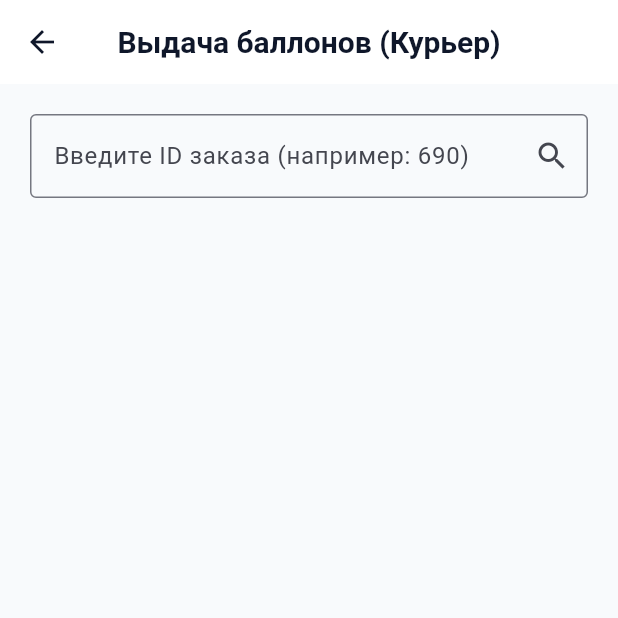
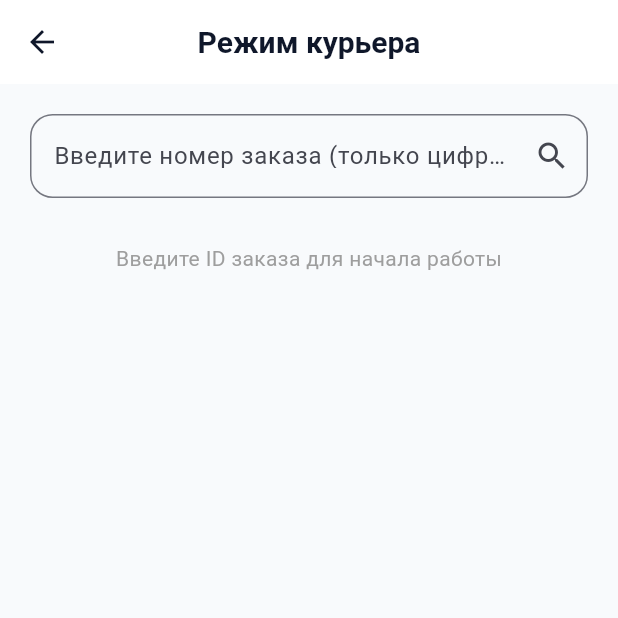
Before and after one commit to tettthhhhhh/balloon-app, a Flutter app: the CourierPage screen opened directly, on a phone screen of 412 x 824 dp, the top half of it. Run offline on Flutter 3.47's test engine with Material 3 defaults, Android fonts, the phone set to English and light mode, and no system bars; our stand-ins replace youtube_player_iframe; network calls fail.

Commit message:
c otkatom

```diff
--- a/lib/main.dart
+++ b/lib/main.dart
@@ -147,29 +147,8 @@ class HomePage extends StatefulWidget {
 
 class _HomePageState extends State<HomePage> {
   int _currentIndex = 0;
-  List<GasCylinder> getProducts() => [
-    GasCylinder(
-      title: "Гелий 10Л (Коричневый)",
-      shortDescription: "Аттестован. Гелий марки 'Б'.",
-      fullDescription: "Стальной баллон 10 литров. ГОСТ 949-73. Идеален для надувания до 100 шаров. Возврат тары обязателен.",
-      priceInt: 3000,
-      imageUrls: ["https://i.postimg.cc/KjRcWtLM/19e10b22-12e6-464b-950b-84ace40f032e.png"],
-    ),
-    GasCylinder(
-      title: "Проф. редуктор",
-      shortDescription: "С нажимным клапаном.",
-      fullDescription: "Обеспечивает мягкую подачу газа. Манометр для контроля давления. Экономия гелия до 20%.",
-      priceInt: 3500,
-      imageUrls: ["https://i.postimg.cc/wvWTFwtj/83c127b5-e691-4d52-8f52-b17e86461725.png"],
-    ),
-    GasCylinder(
-      title: "Набор 'Праздник'",
-      shortDescription: "10л + 50 шаров + Лента.",
-      fullDescription: "Готовое решение: аренда баллона 10л, 50 шаров пастель и лента 100м.",
-      priceInt: 5500,
-      imageUrls: ["https://i.postimg.cc/Bbgy2ztN/Gemini_Generated_Image_agw17tagw17tagw1.png"],
-    ),
-  ];
+
+  // ПРАВКА: Метод getProducts() удален, так как мы теперь используем globalProducts
 
   @override
   Widget build(BuildContext context) {
@@ -186,7 +165,8 @@ class _HomePageState extends State<HomePage> {
           ),
         ],
       ),
-      body: _currentIndex == 0 ? buildStore(getProducts()) : const AssistantPage(),
+      // ПРАВКА: Заменили getProducts() на globalProducts
+      body: _currentIndex == 0 ? buildStore(globalProducts) : const AssistantPage(),
       bottomNavigationBar: Container(
         decoration: const BoxDecoration(
           boxShadow: [BoxShadow(color: Color(0x0D000000), blurRadius: 20)],
@@ -537,7 +517,7 @@ class _CartPageState extends State<CartPage> {
         : Column(children: [
             Expanded(child: ListView.separated(
               padding: const EdgeInsets.all(20),
-              itemCount: cart.length,
+              itemCount: cart.fold(0, (sum, item) => sum + item.quantity),
               separatorBuilder: (_, __) => const SizedBox(height: 16),
               itemBuilder: (c, i) => Container(
                 decoration: BoxDecoration(color: Colors.white, borderRadius: BorderRadius.circular(16)),
@@ -730,7 +710,7 @@ class SbpPaymentPage extends StatelessWidget {
           child: ElevatedButton(
             style: ElevatedButton.styleFrom(backgroundColor: const Color(0xFF16A34A)),
             onPressed: () {
-              String orderId = "№${DateTime.now().millisecond}";
+              String orderId = "№${DateTime.now().millisecondsSinceEpoch}";
               int count = cart.length; // Считаем баллоны ПЕРЕД очисткой корзины
 
               totalCylindersInStock -= count; // Списание со склада
@@ -1101,118 +1081,122 @@ class CourierPage extends StatefulWidget {
 }
 
 class _CourierPageState extends State<CourierPage> {
-  final TextEditingController _searchController = TextEditingController();
-  final TextEditingController _bottleIdController = TextEditingController();
-  Order? _foundOrder;
-
-  void _findOrder() {
+  final _searchController = TextEditingController();
+  Order? _foundOrder; // Сюда сохраним найденный заказ
+
+  @override
+  void dispose() {
+    _searchController.dispose();
+    super.dispose();
+  }
+
+  // Функция поиска
+  void _searchOrder() {
     setState(() {
-      String query = _searchController.text.trim().replaceAll("№", ""); // Убираем лишние знаки
-      try {
-        // Ищем в глобальной истории заказов
-        _foundOrder = orderHistory.firstWhere(
-          (o) => o.id.replaceAll("№", "") == query
-        );
-      } catch (e) {
-        _foundOrder = null;
-        ScaffoldMessenger.of(context).showSnackBar(
-          const SnackBar(content: Text("Заказ не найден"))
-        );
-      }
+      // Ищем заказ в истории, у которого ID совпадает с введенным текстом
+      _foundOrder = orderHistory.firstWhere(
+        (o) => o.id.replaceAll('№', '') == _searchController.text.replaceAll('№', ''),
+        orElse: () => throw "Не найден",
+      );
     });
   }
 
   @override
   Widget build(BuildContext context) {
     return Scaffold(
-      appBar: AppBar(title: const Text("Выдача баллонов (Курьер)")),
-      body: Padding(
+      appBar: AppBar(title: const Text("Режим курьера")),
+      body: SingleChildScrollView(
         padding: const EdgeInsets.all(20),
         child: Column(
           children: [
-            // Поле поиска (как на твоем скрине)
+            // Поле поиска
             TextField(
               controller: _searchController,
+              decoration: InputDecoration(
+                labelText: "Введите номер заказа (только цифры)",
+                suffixIcon: IconButton(
+                  icon: const Icon(Icons.search),
+                  onPressed: () {
+                    try {
+                      _searchOrder();
+                    } catch (e) {
+                      ScaffoldMessenger.of(context).showSnackBar(
+                        const SnackBar(content: Text("Заказ не найден"))
+                      );
+                      setState(() => _foundOrder = null);
+                    }
+                  },
+                ),
+                border: OutlineInputBorder(borderRadius: BorderRadius.circular(15)),
+              ),
               keyboardType: TextInputType.number,
-              decoration: InputDecoration(
-                labelText: "Введите ID заказа (например: 690)",
-                suffixIcon: IconButton(icon: const Icon(Icons.search), onPressed: _findOrder),
-                border: const OutlineInputBorder(),
-              ),
-              onSubmitted: (_) => _findOrder(),
-            ),
-            const SizedBox(height: 24),
-
-            if (_foundOrder != null)
+            ),
+            const SizedBox(height: 30),
+
+            // Если заказ найден — показываем детали
+            if (_foundOrder != null) ...[
               Container(
                 padding: const EdgeInsets.all(20),
                 decoration: BoxDecoration(
                   color: Colors.white,
                   borderRadius: BorderRadius.circular(20),
-                  boxShadow: const [BoxShadow(color: Colors.black12, blurRadius: 10)],
+                  boxShadow: [BoxShadow(color: Colors.black.withOpacity(0.05), blurRadius: 10)],
                 ),
                 child: Column(
                   crossAxisAlignment: CrossAxisAlignment.start,
                   children: [
-                    Text("Заказ ${_foundOrder!.id}", style: const TextStyle(fontSize: 20, fontWeight: FontWeight.bold)),
-                    const Divider(),
-                    Text("Клиент: ${_foundOrder!.customerName}"),
-                    Text("Количество: ${_foundOrder!.itemCount} шт."), //
-                    Text(
-                      "СТАТУС: ${_foundOrder!.status}",
-                      style: TextStyle(
-                        color: _foundOrder!.status == "Оплачен" ? Colors.orange : Colors.green,
-                        fontWeight: FontWeight.bold,
-                      ),
-                    ),
+                    Text("ДЕТАЛИ ЗАКАЗА ${_foundOrder!.id}", style: const TextStyle(fontWeight: FontWeight.bold, fontSize: 18)),
+                    const Divider(height: 30),
+                    _infoRow("Клиент:", _foundOrder!.customerName),
+                    _infoRow("Адрес:", _foundOrder!.location),
+                    _infoRow("Товаров:", "${_foundOrder!.itemCount} шт."),
+                    _infoRow("Сумма:", "${_foundOrder!.totalAmount} ₽"),
+                    _infoRow("Статус:", _foundOrder!.status, color: _foundOrder!.status == "Доставлен" ? Colors.green : Colors.orange),
                     const SizedBox(height: 20),
 
-                    // --- ЛОГИКА ВЫДАЧИ ---
-                    if (_foundOrder!.status == "Оплачен") ...[
-                      const Text("Для подтверждения введите номер баллона:", style: TextStyle(fontWeight: FontWeight.bold)),
-                      const SizedBox(height: 10),
-                      TextField(
-                        controller: _bottleIdController,
-                        decoration: const InputDecoration(
-                          hintText: "№ баллона (например: ГЛ-10-690)",
-                          border: OutlineInputBorder(),
+                    // Кнопка изменения статуса
+                    if (_foundOrder!.status != "Доставлен")
+                      SizedBox(
+                        width: double.infinity,
+                        child: ElevatedButton(
+                          style: ElevatedButton.styleFrom(
+                            backgroundColor: Colors.green,
+                            foregroundColor: Colors.white,
+                            padding: const EdgeInsets.symmetric(vertical: 15),
+                            shape: RoundedRectangleBorder(borderRadius: BorderRadius.circular(12)),
+                          ),
+                          onPressed: () {
+                            setState(() {
+                              _foundOrder!.status = "Доставлен"; // Меняем статус
+                            });
+                            ScaffoldMessenger.of(context).showSnackBar(
+                              const SnackBar(content: Text("Статус обновлен: Доставлен"))
+                            );
+                          },
+                          child: const Text("ОТМЕТИТЬ КАК ДОСТАВЛЕН"),
                         ),
                       ),
-                      const SizedBox(height: 16),
-                      SizedBox(
-                        width: double.infinity,
-                        height: 55,
-                        child: ElevatedButton(
-                          style: ElevatedButton.styleFrom(backgroundColor: const Color(0xFF16A34A), foregroundColor: Colors.white),
-                          onPressed: () {
-                            if (_bottleIdController.text.isNotEmpty) {
-                              setState(() {
-                                // 1. МЕНЯЕМ СТАТУС НА АКТИВЕН
-                                _foundOrder!.status = "Активен";
-                              });
-                              _bottleIdController.clear();
-                              ScaffoldMessenger.of(context).showSnackBar(
-                                const SnackBar(content: Text("✅ ЗАКАЗ ВЫДАН!"))
-                              );
-                            } else {
-                              ScaffoldMessenger.of(context).showSnackBar(
-                                const SnackBar(content: Text("Ошибка: введите номер баллона!"))
-                              );
-                            }
-                          },
-                          child: const Text("ПОДТВЕРДИТЬ И ВЫДАТЬ"),
-                        ),
-                      ),
-                    ] else if (_foundOrder!.status == "Активен") ...[
-                      const Center(
-                        child: Text("✅ ЭТОТ ЗАКАЗ УЖЕ ВЫДАН", style: TextStyle(color: Colors.green, fontWeight: FontWeight.bold)),
-                      ),
-                    ],
                   ],
                 ),
               ),
+            ] else
+              const Center(child: Text("Введите ID заказа для начала работы", style: TextStyle(color: Colors.grey))),
           ],
         ),
+      ),
+    );
+  }
+
+  // Маленький виджет для строк инфо
+  Widget _infoRow(String label, String value, {Color? color}) {
+    return Padding(
+      padding: const EdgeInsets.only(bottom: 10),
+      child: Row(
+        mainAxisAlignment: MainAxisAlignment.spaceBetween,
+        children: [
+          Text(label, style: const TextStyle(color: Colors.grey)),
+          Expanded(child: Text(value, textAlign: TextAlign.right, style: TextStyle(fontWeight: FontWeight.bold, color: color))),
+        ],
       ),
     );
   }
--- a/pubspec.yaml
+++ b/pubspec.yaml
@@ -30,7 +30,7 @@ environment:
 dependencies:
   flutter:
     sdk: flutter
-
+  http: ^1.1.0
   # The following adds the Cupertino Icons font to your application.
   # Use with the CupertinoIcons class for iOS style icons.
   cupertino_icons: ^1.0.8
```
Also changed, not shown: pubspec.lock.
